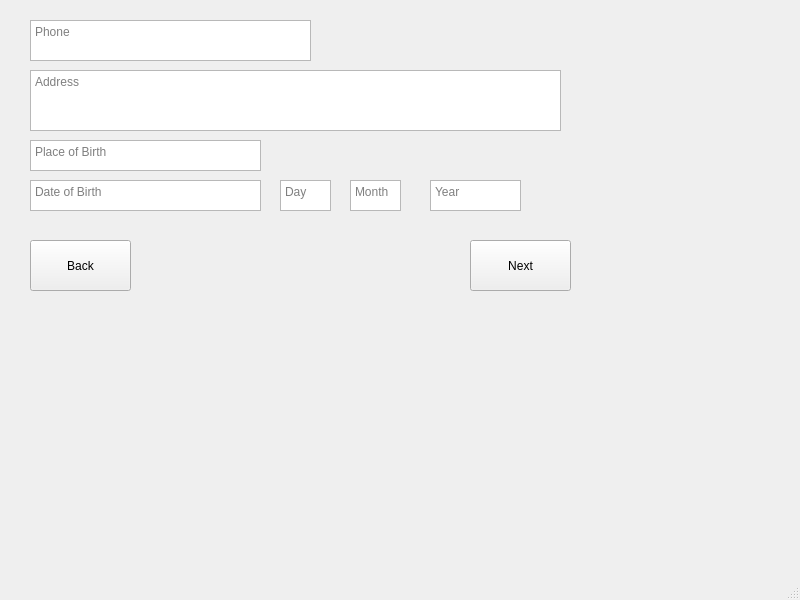
Before: the Qt Designer form form3.ui in nigkty123/ap-1399-finalproject, drawn with Qt 5.
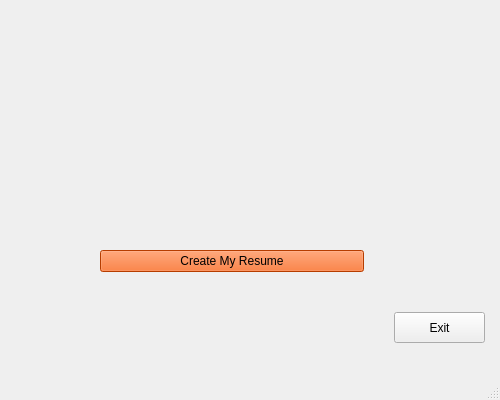
After: the same form once the commit is applied. Icons and pictures are not drawn.

```diff
--- a/form3.ui
+++ b/form3.ui
@@ -2,134 +2,77 @@
 <ui version="4.0">
  <class>MainWindow</class>
  <widget class="QMainWindow" name="MainWindow">
+  <property name="enabled">
+   <bool>true</bool>
+  </property>
   <property name="geometry">
    <rect>
     <x>0</x>
     <y>0</y>
-    <width>800</width>
-    <height>600</height>
+    <width>500</width>
+    <height>400</height>
    </rect>
   </property>
+  <property name="sizePolicy">
+   <sizepolicy hsizetype="Fixed" vsizetype="Fixed">
+    <horstretch>0</horstretch>
+    <verstretch>0</verstretch>
+   </sizepolicy>
+  </property>
+  <property name="minimumSize">
+   <size>
+    <width>500</width>
+    <height>400</height>
+   </size>
+  </property>
   <property name="windowTitle">
    <string>MainWindow</string>
   </property>
   <widget class="QWidget" name="centralwidget">
-   <widget class="QTextEdit" name="textEdit">
+   <widget class="QPushButton" name="ExitButton">
     <property name="geometry">
      <rect>
-      <x>30</x>
-      <y>20</y>
-      <width>281</width>
-      <height>41</height>
-     </rect>
-    </property>
-    <property name="placeholderText">
-     <string>Phone</string>
-    </property>
-   </widget>
-   <widget class="QTextEdit" name="textEdit_2">
-    <property name="geometry">
-     <rect>
-      <x>30</x>
-      <y>70</y>
-      <width>531</width>
-      <height>61</height>
-     </rect>
-    </property>
-    <property name="placeholderText">
-     <string>Address</string>
-    </property>
-   </widget>
-   <widget class="QTextEdit" name="textEdit_3">
-    <property name="geometry">
-     <rect>
-      <x>30</x>
-      <y>140</y>
-      <width>231</width>
-      <height>31</height>
-     </rect>
-    </property>
-    <property name="placeholderText">
-     <string>Place of Birth</string>
-    </property>
-   </widget>
-   <widget class="QTextEdit" name="textEdit_4">
-    <property name="geometry">
-     <rect>
-      <x>30</x>
-      <y>180</y>
-      <width>231</width>
-      <height>31</height>
-     </rect>
-    </property>
-    <property name="placeholderText">
-     <string>Date of Birth</string>
-    </property>
-   </widget>
-   <widget class="QTextEdit" name="textEdit_5">
-    <property name="geometry">
-     <rect>
-      <x>280</x>
-      <y>180</y>
-      <width>51</width>
-      <height>31</height>
-     </rect>
-    </property>
-    <property name="placeholderText">
-     <string>Day</string>
-    </property>
-   </widget>
-   <widget class="QTextEdit" name="textEdit_6">
-    <property name="geometry">
-     <rect>
-      <x>350</x>
-      <y>180</y>
-      <width>51</width>
-      <height>31</height>
-     </rect>
-    </property>
-    <property name="placeholderText">
-     <string>Month</string>
-    </property>
-   </widget>
-   <widget class="QTextEdit" name="textEdit_7">
-    <property name="geometry">
-     <rect>
-      <x>430</x>
-      <y>180</y>
+      <x>394</x>
+      <y>312</y>
       <width>91</width>
       <height>31</height>
      </rect>
     </property>
-    <property name="placeholderText">
-     <string>Year</string>
-    </property>
-   </widget>
-   <widget class="QPushButton" name="NextButton">
-    <property name="geometry">
-     <rect>
-      <x>470</x>
-      <y>240</y>
-      <width>101</width>
-      <height>51</height>
-     </rect>
-    </property>
     <property name="text">
-     <string>Next</string>
+     <string>Exit</string>
     </property>
    </widget>
-   <widget class="QPushButton" name="BackButton">
+   <widget class="QWidget" name="">
     <property name="geometry">
      <rect>
-      <x>30</x>
-      <y>240</y>
-      <width>101</width>
-      <height>51</height>
+      <x>100</x>
+      <y>71</y>
+      <width>264</width>
+      <height>201</height>
      </rect>
     </property>
-    <property name="text">
-     <string>Back</string>
-    </property>
+    <layout class="QVBoxLayout" name="verticalLayout">
+     <item>
+      <widget class="QLabel" name="label_2">
+       <property name="text">
+        <string/>
+       </property>
+       <property name="pixmap">
+        <pixmap>../../../Desktop/images.png</pixmap>
+       </property>
+      </widget>
+     </item>
+     <item>
+      <widget class="QPushButton" name="CreateButton">
+       <property name="styleSheet">
+        <string notr="true">background-color: rgb(255, 85, 0);</string>
+       </property>
+       <property name="text">
+        <string>Create My Resume</string>
+       </property>
+      </widget>
+     </item>
+    </layout>
    </widget>
   </widget>
   <widget class="QMenuBar" name="menubar">
```
Left out of the diff: 2 changed lines with no effect on the pictures.
